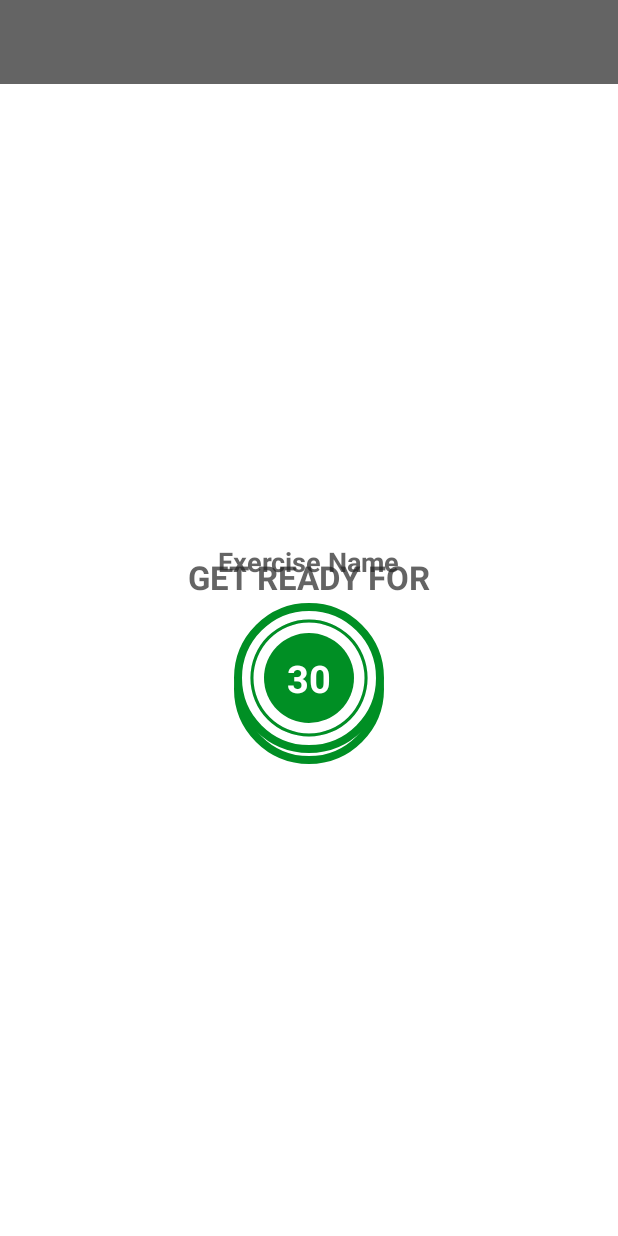
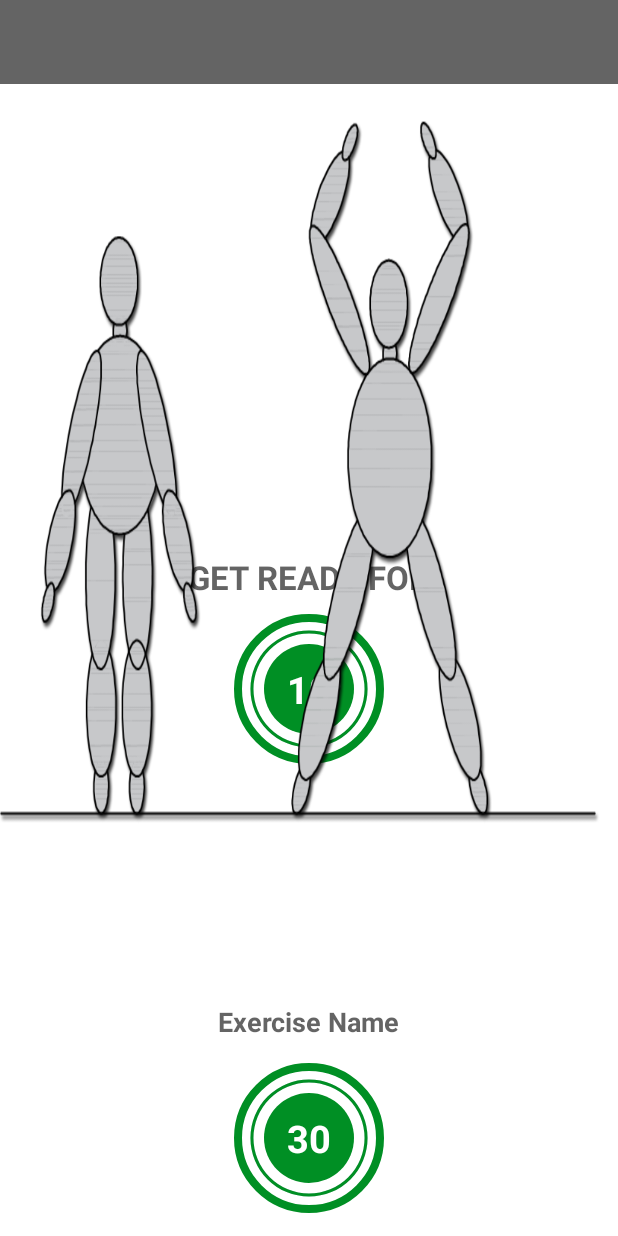
Before and after one commit to brandonicoll/7MinuteWorkout-Clone, an Android app: the layout activity_exercise.xml on its own in the app's theme, with its tools: preview values and no code run, on a phone screen of 412 x 824 dp. Run offline under Robolectric (Android 15) with nearby library versions, the phone set to English and light mode, and no system bars.

Commit message:
Sets imageview and textview to proper image based on index in the arraylist - > app is semi-functional

```diff
--- a/app/src/main/res/layout/activity_exercise.xml
+++ b/app/src/main/res/layout/activity_exercise.xml
@@ -79,6 +79,15 @@
         android:visibility="gone"
         tools:visibility="visible">
 
+        <ImageView
+            android:id="@+id/ivImage"
+            android:src="@drawable/ic_jumping_jacks"
+            android:layout_width="match_parent"
+            android:layout_height="0dp"
+            android:scaleType="fitXY"
+            android:layout_weight="1"
+            android:contentDescription="image"/>
+
         <TextView
             android:id="@+id/tvExerciseName"
             android:layout_width="wrap_content"
```
Also changed, not shown: app/src/main/java/com/example/a7minuteworkout/ExerciseActivity.kt (+9 -1 lines).
